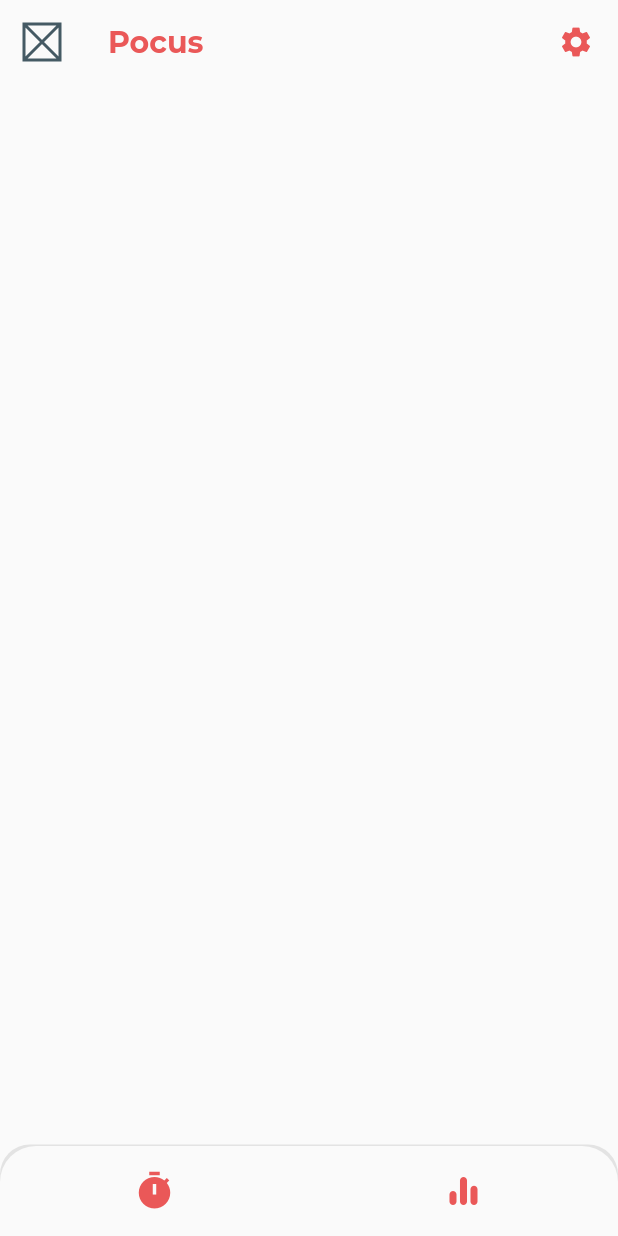
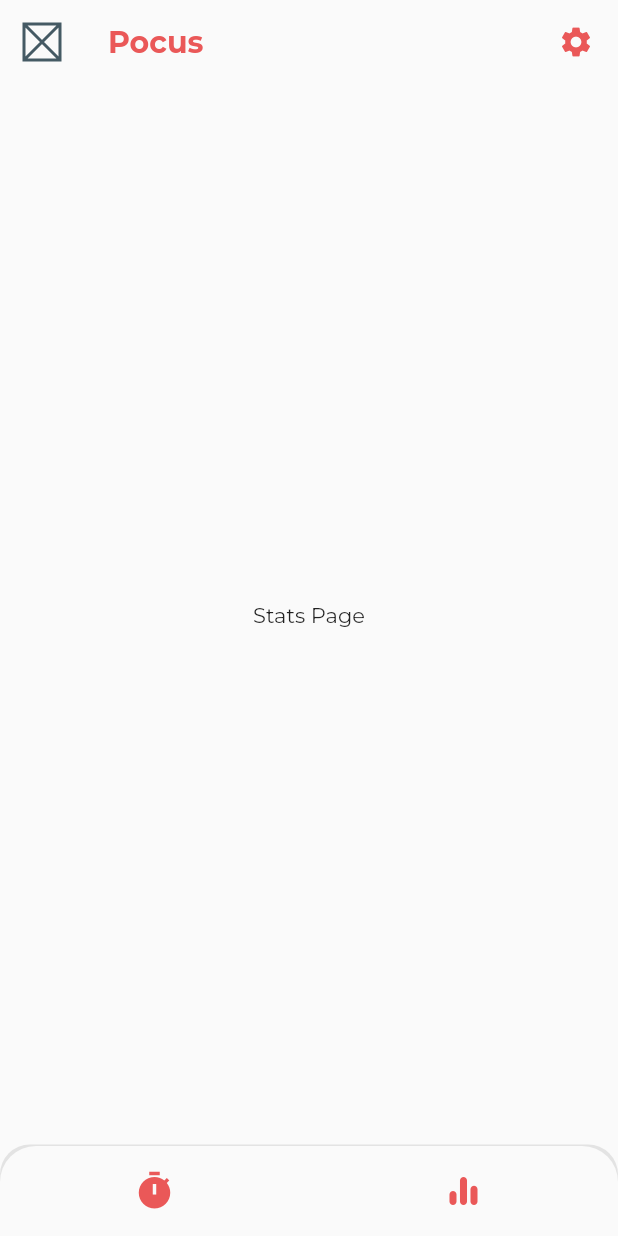
Before and after one commit to wojtekoziol/pocus, a Flutter app: the screen it shows after launch, after a tap on the "equalizer" icon, on a phone screen of 412 x 824 dp. Run offline on Flutter 3.47's test engine with Material 2 defaults, Android fonts, the phone set to English and light mode, and no system bars; our stand-ins replace flutter_riverpod, freezed_annotation, google_fonts.

Commit message:
Link pages with navigation

```diff
--- a/lib/src/pages/navigation/navigation_page.dart
+++ b/lib/src/pages/navigation/navigation_page.dart
@@ -2,6 +2,8 @@ import 'package:flutter/material.dart';
 import 'package:pocus/providers.dart';
 import 'package:pocus/src/pages/navigation/widgets/bottom_nav_bar.dart';
 import 'package:flutter_riverpod/flutter_riverpod.dart';
+import 'package:pocus/src/pages/pomodoro_timer/pomodoro_timer_page.dart';
+import 'package:pocus/src/pages/stats/stats_page.dart';
 
 class NavigationPage extends StatelessWidget {
   @override
@@ -16,18 +18,25 @@ class NavigationPage extends StatelessWidget {
         actions: [
           GestureDetector(
             onTap: () {},
-            child: Padding(
-              padding: EdgeInsets.all(16),
-              child: Icon(
-                Icons.settings,
+            child: Container(
+              color: Colors.transparent,
+              child: Padding(
+                padding: EdgeInsets.all(16),
+                child: Icon(
+                  Icons.settings,
+                ),
               ),
             ),
           ),
         ],
       ),
-      body: IndexedStack(
-        index: context.read(currentIndexNotifier).value,
-        children: [],
+      body: ValueListenableBuilder(
+        valueListenable: context.read(currentIndexNotifier),
+        builder: (_, index, __) {
+          if (index == 1) return StatsPage();
+
+          return PomodoroTimerPage();
+        },
       ),
       bottomNavigationBar: BottomNavBar(),
     );
--- a/lib/src/pages/navigation/widgets/bottom_nav_bar.dart
+++ b/lib/src/pages/navigation/widgets/bottom_nav_bar.dart
@@ -31,6 +31,8 @@ class BottomNavBar extends StatelessWidget {
                   onTap: () {
                     context.read(currentIndexNotifier).value = 0;
                   },
+                  child: Container(
+                    color: Colors.transparent,
                     child: Padding(
                       padding: EdgeInsets.all(16),
                       child: Icon(
@@ -39,15 +41,19 @@ class BottomNavBar extends StatelessWidget {
                       ),
                     ),
                   ),
+                ),
                 GestureDetector(
                   onTap: () {
                     context.read(currentIndexNotifier).value = 1;
                   },
+                  child: Container(
+                    color: Colors.transparent,
                     child: Padding(
                       padding: EdgeInsets.all(16),
                       child: Icon(
                         Icons.equalizer_rounded,
                         size: 28,
+                      ),
                     ),
                   ),
                 ),
--- /dev/null
+++ b/lib/src/pages/pomodoro_timer/pomodoro_timer_page.dart
@@ -0,0 +1,12 @@
+import 'package:flutter/material.dart';
+
+class PomodoroTimerPage extends StatelessWidget {
+  @override
+  Widget build(BuildContext context) {
+    return Container(
+      child: Center(
+        child: Text('Pomodoro Timer Page'),
+      ),
+    );
+  }
+}
--- /dev/null
+++ b/lib/src/pages/stats/stats_page.dart
@@ -0,0 +1,12 @@
+import 'package:flutter/material.dart';
+
+class StatsPage extends StatelessWidget {
+  @override
+  Widget build(BuildContext context) {
+    return Container(
+      child: Center(
+        child: Text('Stats Page'),
+      ),
+    );
+  }
+}
--- a/pubspec.yaml
+++ b/pubspec.yaml
@@ -14,7 +14,6 @@ dependencies:
   freezed_annotation: ^0.14.1
   json_annotation: ^4.0.1
   flutter_riverpod: ^0.13.1+1
-  flutter_hooks: ^0.16.0
 
 dev_dependencies:
   flutter_test:
```
Also changed, not shown: pubspec.lock. Lines whose indentation alone changed are shown as unchanged.
